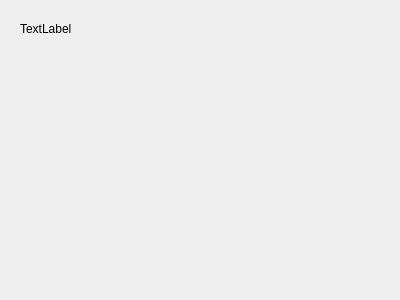
Old version of the form clientdetailsview.ui in the repository maliklewis/comp3004.
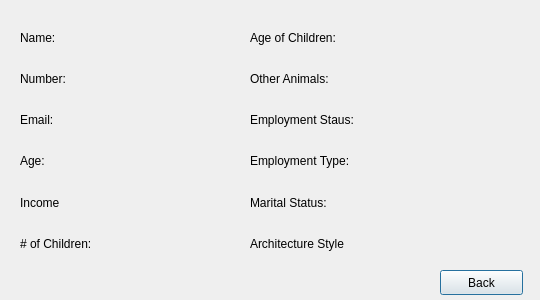
New version of the form.

```diff
--- a/clientdetailsview.ui
+++ b/clientdetailsview.ui
@@ -6,26 +6,242 @@
    <rect>
     <x>0</x>
     <y>0</y>
-    <width>400</width>
+    <width>540</width>
     <height>300</height>
    </rect>
   </property>
   <property name="windowTitle">
    <string>Dialog</string>
   </property>
-  <widget class="QLabel" name="label">
+  <widget class="QWidget" name="layoutWidget">
    <property name="geometry">
     <rect>
-     <x>20</x>
+     <x>130</x>
      <y>20</y>
-     <width>64</width>
-     <height>17</height>
+     <width>93</width>
+     <height>241</height>
+    </rect>
+   </property>
+   <layout class="QVBoxLayout" name="verticalLayout_3">
+    <item>
+     <widget class="QLabel" name="nameValue">
+      <property name="text">
+       <string/>
+      </property>
+     </widget>
+    </item>
+    <item>
+     <widget class="QLabel" name="numberValue">
+      <property name="text">
+       <string/>
+      </property>
+     </widget>
+    </item>
+    <item>
+     <widget class="QLabel" name="emailValue">
+      <property name="text">
+       <string/>
+      </property>
+     </widget>
+    </item>
+    <item>
+     <widget class="QLabel" name="ageValue">
+      <property name="text">
+       <string/>
+      </property>
+     </widget>
+    </item>
+    <item>
+     <widget class="QLabel" name="incomeValue">
+      <property name="text">
+       <string/>
+      </property>
+     </widget>
+    </item>
+    <item>
+     <widget class="QLabel" name="numChildValue">
+      <property name="text">
+       <string/>
+      </property>
+     </widget>
+    </item>
+   </layout>
+  </widget>
+  <widget class="QWidget" name="layoutWidget_2">
+   <property name="geometry">
+    <rect>
+     <x>410</x>
+     <y>20</y>
+     <width>101</width>
+     <height>241</height>
+    </rect>
+   </property>
+   <layout class="QVBoxLayout" name="verticalLayout_4">
+    <item>
+     <widget class="QLabel" name="childAgeValue">
+      <property name="text">
+       <string/>
+      </property>
+     </widget>
+    </item>
+    <item>
+     <widget class="QLabel" name="otherValue">
+      <property name="text">
+       <string/>
+      </property>
+     </widget>
+    </item>
+    <item>
+     <widget class="QLabel" name="EstatusValue">
+      <property name="text">
+       <string/>
+      </property>
+     </widget>
+    </item>
+    <item>
+     <widget class="QLabel" name="empTypeValue">
+      <property name="text">
+       <string/>
+      </property>
+     </widget>
+    </item>
+    <item>
+     <widget class="QLabel" name="MStatusValue">
+      <property name="text">
+       <string/>
+      </property>
+     </widget>
+    </item>
+    <item>
+     <widget class="QLabel" name="styleValue">
+      <property name="text">
+       <string/>
+      </property>
+     </widget>
+    </item>
+   </layout>
+  </widget>
+  <widget class="QPushButton" name="backButton">
+   <property name="geometry">
+    <rect>
+     <x>440</x>
+     <y>270</y>
+     <width>83</width>
+     <height>25</height>
     </rect>
    </property>
    <property name="text">
-    <string>TextLabel</string>
+    <string>Back</string>
    </property>
   </widget>
+  <widget class="QWidget" name="layoutWidget">
+   <property name="geometry">
+    <rect>
+     <x>20</x>
+     <y>20</y>
+     <width>93</width>
+     <height>241</height>
+    </rect>
+   </property>
+   <layout class="QVBoxLayout" name="verticalLayout">
+    <item>
+     <widget class="QLabel" name="nameLabel">
+      <property name="text">
+       <string>Name:</string>
+      </property>
+     </widget>
+    </item>
+    <item>
+     <widget class="QLabel" name="numberLabel">
+      <property name="text">
+       <string>Number:</string>
+      </property>
+     </widget>
+    </item>
+    <item>
+     <widget class="QLabel" name="emailLabel">
+      <property name="text">
+       <string>Email:</string>
+      </property>
+     </widget>
+    </item>
+    <item>
+     <widget class="QLabel" name="ageLabel">
+      <property name="text">
+       <string>Age:</string>
+      </property>
+     </widget>
+    </item>
+    <item>
+     <widget class="QLabel" name="incomeLabel">
+      <property name="text">
+       <string>Income</string>
+      </property>
+     </widget>
+    </item>
+    <item>
+     <widget class="QLabel" name="numChildrenLabel">
+      <property name="text">
+       <string># of Children:</string>
+      </property>
+     </widget>
+    </item>
+   </layout>
+  </widget>
+  <widget class="QWidget" name="layoutWidget">
+   <property name="geometry">
+    <rect>
+     <x>250</x>
+     <y>20</y>
+     <width>130</width>
+     <height>241</height>
+    </rect>
+   </property>
+   <layout class="QVBoxLayout" name="verticalLayout_2">
+    <item>
+     <widget class="QLabel" name="ageChildrenLabel">
+      <property name="text">
+       <string>Age of Children:</string>
+      </property>
+     </widget>
+    </item>
+    <item>
+     <widget class="QLabel" name="otherLabel">
+      <property name="text">
+       <string>Other Animals:</string>
+      </property>
+     </widget>
+    </item>
+    <item>
+     <widget class="QLabel" name="eStatusLabel">
+      <property name="text">
+       <string>Employment Staus:</string>
+      </property>
+     </widget>
+    </item>
+    <item>
+     <widget class="QLabel" name="eTypeLabel">
+      <property name="text">
+       <string>Employment Type:</string>
+      </property>
+     </widget>
+    </item>
+    <item>
+     <widget class="QLabel" name="statusLabel">
+      <property name="text">
+       <string>Marital Status:</string>
+      </property>
+     </widget>
+    </item>
+    <item>
+     <widget class="QLabel" name="styleLabel">
+      <property name="text">
+       <string>Architecture Style</string>
+      </property>
+     </widget>
+    </item>
+   </layout>
+  </widget>
  </widget>
  <resources/>
  <connections/>
```
